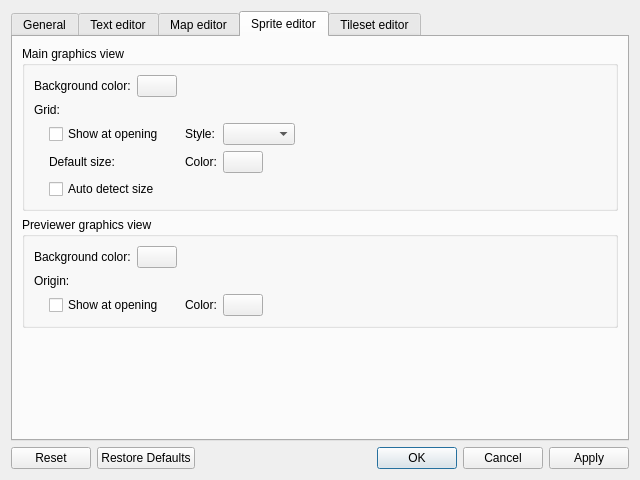
Old version of the form src/widgets/settings_dialog.ui in the repository solarus-games/solarus-quest-editor.
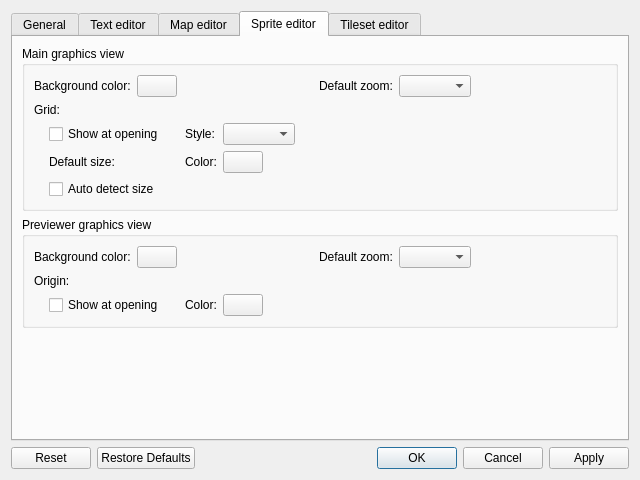
New version of the form. The open tabs and pages were chosen to show the change. Custom widgets are drawn as their Qt base class.

Commit message: Add a default zoom setting for all graphics views

The edit to the form file:
```diff
--- a/src/widgets/settings_dialog.ui
+++ b/src/widgets/settings_dialog.ui
@@ -552,6 +552,29 @@
               </property>
              </spacer>
             </item>
+            <item>
+             <widget class="QLabel" name="sprite_main_zoom_label">
+              <property name="text">
+               <string>Default zoom:</string>
+              </property>
+             </widget>
+            </item>
+            <item>
+             <widget class="QComboBox" name="sprite_main_zoom_field"/>
+            </item>
+            <item>
+             <spacer name="sprite_main_zoom_spacer">
+              <property name="orientation">
+               <enum>Qt::Horizontal</enum>
+              </property>
+              <property name="sizeHint" stdset="0">
+               <size>
+                <width>40</width>
+                <height>20</height>
+               </size>
+              </property>
+             </spacer>
+            </item>
            </layout>
           </item>
           <item>
@@ -673,8 +696,72 @@
          <property name="title">
           <string>Previewer graphics view</string>
          </property>
-         <layout class="QGridLayout" name="gridLayout">
-          <item row="2" column="0" colspan="2">
+         <layout class="QVBoxLayout" name="verticalLayout_12">
+          <item>
+           <layout class="QHBoxLayout" name="sprite_previewer_layout">
+            <item>
+             <widget class="QLabel" name="sprite_previewer_background_label">
+              <property name="text">
+               <string>Background color:</string>
+              </property>
+             </widget>
+            </item>
+            <item>
+             <widget class="SolarusEditor::ColorPicker" name="sprite_previewer_background_field">
+              <property name="sizePolicy">
+               <sizepolicy hsizetype="Fixed" vsizetype="Fixed">
+                <horstretch>0</horstretch>
+                <verstretch>0</verstretch>
+               </sizepolicy>
+              </property>
+             </widget>
+            </item>
+            <item>
+             <spacer name="sprite_previewer_background_spacer">
+              <property name="orientation">
+               <enum>Qt::Horizontal</enum>
+              </property>
+              <property name="sizeHint" stdset="0">
+               <size>
+                <width>40</width>
+                <height>20</height>
+               </size>
+              </property>
+             </spacer>
+            </item>
+            <item>
+             <widget class="QLabel" name="sprite_previewer_zoom_label">
+              <property name="text">
+               <string>Default zoom:</string>
+              </property>
+             </widget>
+            </item>
+            <item>
+             <widget class="QComboBox" name="sprite_previewer_zoom_field"/>
+            </item>
+            <item>
+             <spacer name="sprite_previewer_zoom_spacer">
+              <property name="orientation">
+               <enum>Qt::Horizontal</enum>
+              </property>
+              <property name="sizeHint" stdset="0">
+               <size>
+                <width>40</width>
+                <height>20</height>
+               </size>
+              </property>
+             </spacer>
+            </item>
+           </layout>
+          </item>
+          <item>
+           <widget class="QLabel" name="sprite_origin_label">
+            <property name="text">
+             <string>Origin:</string>
+            </property>
+           </widget>
+          </item>
+          <item>
            <layout class="QHBoxLayout" name="sprite_origin_layout">
             <item>
              <spacer name="sprite_origin_spacer">
@@ -751,47 +838,6 @@
             </item>
            </layout>
           </item>
-          <item row="0" column="0">
-           <widget class="QLabel" name="sprite_previewer_background_label">
-            <property name="text">
-             <string>Background color:</string>
-            </property>
-           </widget>
-          </item>
-          <item row="0" column="1">
-           <layout class="QHBoxLayout" name="sprite_previewer_background_layout">
-            <item>
-             <widget class="SolarusEditor::ColorPicker" name="sprite_previewer_background_field">
-              <property name="sizePolicy">
-               <sizepolicy hsizetype="Fixed" vsizetype="Fixed">
-                <horstretch>0</horstretch>
-                <verstretch>0</verstretch>
-               </sizepolicy>
-              </property>
-             </widget>
-            </item>
-            <item>
-             <spacer name="sprite_previewer_background_spacer">
-              <property name="orientation">
-               <enum>Qt::Horizontal</enum>
-              </property>
-              <property name="sizeHint" stdset="0">
-               <size>
-                <width>40</width>
-                <height>20</height>
-               </size>
-              </property>
-             </spacer>
-            </item>
-           </layout>
-          </item>
-          <item row="1" column="0">
-           <widget class="QLabel" name="sprite_origin_label">
-            <property name="text">
-             <string>Origin:</string>
-            </property>
-           </widget>
-          </item>
          </layout>
         </widget>
        </item>
```
Left out of the diff: 75 changed lines with no effect on the pictures. The commit also changes 10 other files.
